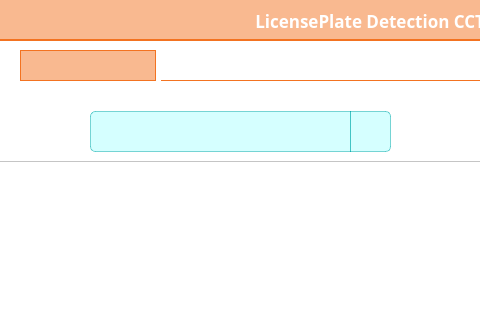
Qt form cctv_36/mainwindow.ui (VEDA-ThirtySix/PAMS-client) before a commit; both pictures show x 131 to 611 and y 0 to 320 of the 1052 by 564 pixel window.
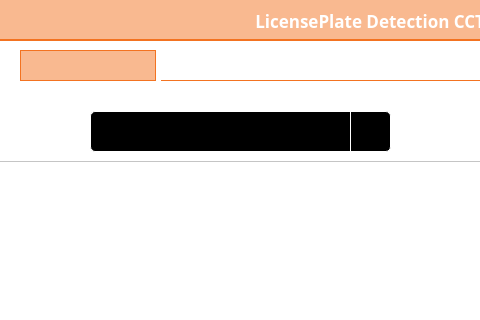
The same form after that commit. Icons and pictures are not drawn.

Commit message: style: 검색 목록 필터링 버튼 UI 추가

```diff
--- a/cctv_36/mainwindow.ui
+++ b/cctv_36/mainwindow.ui
@@ -132,8 +132,8 @@
        </rect>
       </property>
       <property name="styleSheet">
-       <string notr="true">background-color: rgba(170, 255, 255,0.5);
-border:1px solid rgba(0, 168, 168,0.5);
+       <string notr="true">background-color: rgba(0, 0, 0);
+border:1px solid rgba(255, 255, 255);
 
 border-top-right-radius: 0px; /* 오른쪽 위 모서리 */
 border-bottom-right-radius: 0px; /* 오른쪽 아래 모서리 */
@@ -151,8 +151,8 @@
        </rect>
       </property>
       <property name="styleSheet">
-       <string notr="true">background-color: rgba(170, 255, 255,0.5);
-border:1px solid rgba(0, 168, 168,0.5);
+       <string notr="true">background-color: rgba(0, 0, 0);
+border:1px solid rgba(255, 255, 255);
 
 
 border-top-right-radius: 5px; /* 오른쪽 위 모서리 */
@@ -174,6 +174,35 @@
        </size>
       </property>
      </widget>
+     <widget class="QPushButton" name="pushButton">
+      <property name="geometry">
+       <rect>
+        <x>420</x>
+        <y>30</y>
+        <width>51</width>
+        <height>41</height>
+       </rect>
+      </property>
+      <property name="font">
+       <font>
+        <pointsize>10</pointsize>
+       </font>
+      </property>
+      <property name="styleSheet">
+       <string notr="true">image: url(:/images/list.png);
+background-color: transparent;
+border:1px solid transparent;
+
+
+border-top-right-radius: 5px; /* 오른쪽 위 모서리 */
+border-bottom-right-radius: 5px; /* 오른쪽 아래 모서리 */
+border-top-left-radius: 5px; /* 왼쪽 위 모서리 */
+border-bottom-left-radius: 5px; /* 왼쪽 아래 모서리 */</string>
+      </property>
+      <property name="text">
+       <string/>
+      </property>
+     </widget>
     </widget>
     <widget class="QWidget" name="streamingTab">
      <property name="styleSheet">
```
The commit also changes 2 other files.
